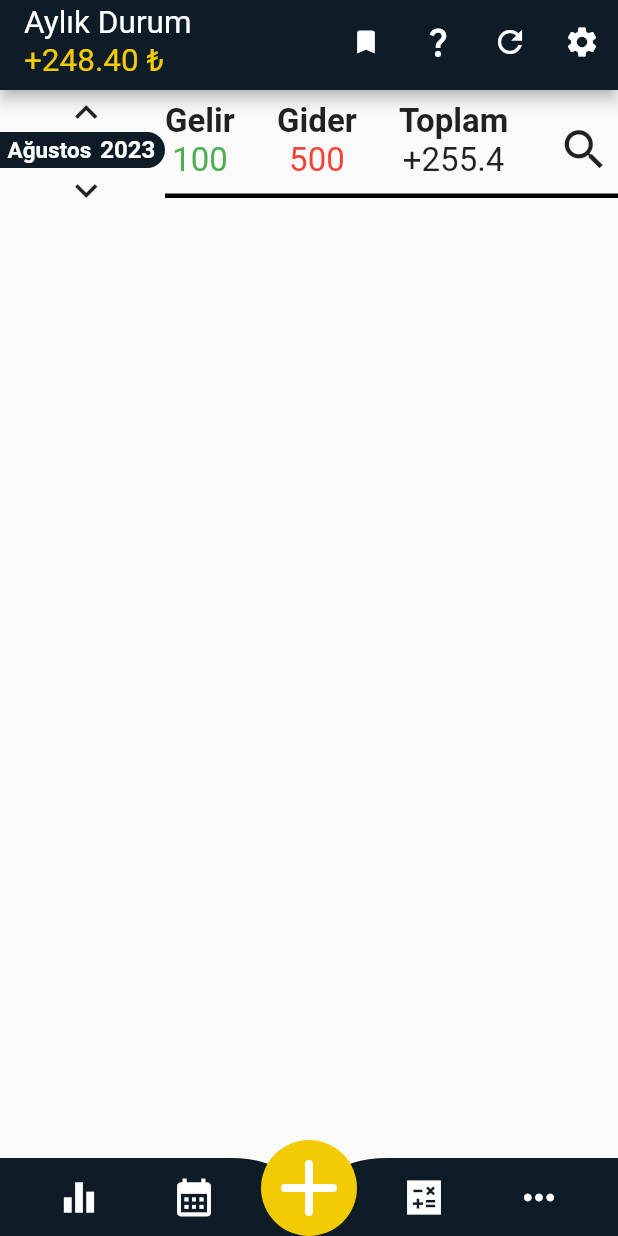
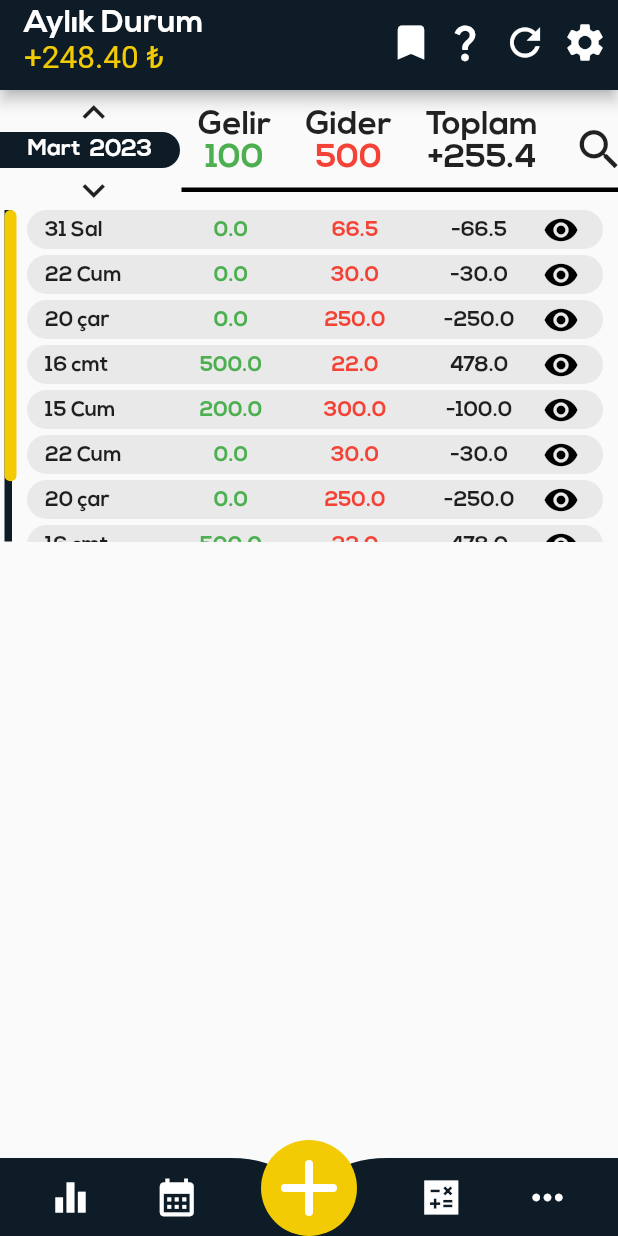
Before and after one commit to zahidayturan/ButceTakip, a Flutter app: the screen it shows after launch, on a phone screen of 412 x 824 dp. Run offline on Flutter 3.47's test engine with Material 2 defaults, Android fonts, the phone set to English and light mode, and no system bars.

```diff
--- /dev/null
+++ b/lib/App/Aylikinfo.dart
@@ -0,0 +1,136 @@
+import 'package:butcekontrol/constans/MaterialColor.dart';
+import 'package:flutter/material.dart';
+
+class Aylikinfo extends StatelessWidget {
+  const Aylikinfo({Key? key}) : super(key: key);
+
+  @override
+  Widget build(BuildContext context) {
+    var ceyrekwsize = MediaQuery.of(context).size.width / 5;
+    Aylikinfoclass f5 = new Aylikinfoclass("31 Sal", 0, 66.5, "Agustos", "2023", "Gider");  //aşağıda belirtilen class yapısından türler yaratıyoruz.
+    Aylikinfoclass f4 = new Aylikinfoclass("22 Cum", 0, 30, "Agustos", "2023", "Gider");
+    Aylikinfoclass f3 = new Aylikinfoclass("20 çar", 0, 250, "Agustos", "2023", "Gider");
+    Aylikinfoclass f2 = new Aylikinfoclass("16 cmt", 500.0, 22.0, "Agustos", "2023", "Gelir");
+    Aylikinfoclass f1 = new Aylikinfoclass("15 Cum", 200.0, 300.0, "Agustos", "2023", "Gider");
+
+    List <Aylikinfoclass> Aylikinfoclasslist = [f5, f4, f3, f2, f1, f4, f3, f2, f1]; //class tipinde liste yaratıyoruz.
+    return SizedBox(
+      height: 221,
+      child: Padding( //borderin scroll ile birleşimi gözüksü diye soldan padding
+        padding: const EdgeInsets.only(left: 3.0),
+        child: DecoratedBox( // border için
+          decoration: const BoxDecoration(
+            border: Border(left: BorderSide(width: 5,color: Color(0xFF0D1C26)))
+          ),
+          child: Theme(
+            data: Theme.of(context).copyWith(
+              scrollbarTheme: ScrollbarThemeData(
+                thumbColor: MaterialStateProperty.all(Color(0xFFF2CB05)),
+              )
+            ),
+            child: Scrollbar(
+              scrollbarOrientation: ScrollbarOrientation.left,
+              isAlwaysShown: true,
+              interactive: true,
+              thickness: 8,
+              radius: Radius.circular(15.0),
+              child: ListView.builder(
+                  itemCount : Aylikinfoclasslist.length,
+                  itemBuilder: (BuildContext context, index) {
+                    var toplam = Aylikinfoclasslist[index].gelir - Aylikinfoclasslist[index].gider ;
+                    return Column(
+                      children: [
+                        Padding(
+                          padding: const EdgeInsets.only(left: 15, right: 10),
+                          child: ClipRRect(
+                            borderRadius: BorderRadius.circular(20.0),
+                            child: Container(
+                              height: 26.0,
+                              color:  CustomColors.ArkaRenk,
+                              child: Padding(
+                                padding: const EdgeInsets.only(left: 12, right: 15),
+                                child: Row(
+                                  mainAxisAlignment: MainAxisAlignment.spaceBetween,
+                                  children: [
+                                    SizedBox(
+                                        width: ceyrekwsize  ,
+                                        child: Text(
+                                          Aylikinfoclasslist[index].date,
+                                          style: const TextStyle(
+                                            fontWeight: FontWeight.bold,
+                                          ),
+                                        )
+                                    ),
+                                    SizedBox(
+                                      width: ceyrekwsize,
+                                      child: Center(
+                                        child: Text(
+                                          Aylikinfoclasslist[index].gelir.toString(),
+                                          style: const TextStyle(
+                                            color: Colors.green,
+                                          ),
+                                        ),
+                                      ),
+                                    ),
+                                    SizedBox(
+                                      width: ceyrekwsize,
+                                      child: Center(
+                                        child: Text(
+                                          Aylikinfoclasslist[index].gider.toString(),
+                                          style: const TextStyle(
+                                            color: Colors.red,
+                                          ),
+                                        ),
+                                      ),
+                                    ),
+                                    SizedBox(
+                                      width: ceyrekwsize,
+                                      child: Center(
+                                        child: Text(
+                                          toplam.toString(),
+                                          style: const TextStyle(
+                                            color: Colors.black87,
+                                          ),
+                                        ),
+                                      ),
+                                    ),
+                                    IconButton(
+                                      constraints: const BoxConstraints(
+                                        maxHeight: 30,
+                                      ),
+                                      padding: const EdgeInsets.all(1),
+                                      icon: const Icon(
+                                        Icons.remove_red_eye,
+                                        color: Colors.black,
+                                      ),
+                                      onPressed: () => print("Bilgiler sekmesi"),
+                                    )
+                                  ],
+                                ),
+                              ),
+                            ),
+                          ),
+                        ),
+                        const SizedBox(height: 4)   // elemanlar arasına bşluk bırakmak için kulllandım.
+                      ],
+                    );
+                  }
+              ),
+            ),
+          ),
+        ),
+      ),
+    );
+  }
+}
+
+
+class Aylikinfoclass {
+  final String date ;
+  final double gelir;
+  final double gider;
+  final String ay ;
+  final String yil ;
+  final String status ;
+  const Aylikinfoclass(this.date, this.gelir, this.gider, this.ay, this.yil, this.status) ;
+}
--- a/lib/App/ButceKontrolApp.dart
+++ b/lib/App/ButceKontrolApp.dart
@@ -1,6 +1,8 @@
+import 'package:butcekontrol/App/Aylikinfo.dart';
 import 'package:butcekontrol/UI/Generalinfo.dart';
 import 'package:butcekontrol/classes/appbar.dart';
 import 'package:butcekontrol/constans/MaterialColor.dart';
+import 'package:butcekontrol/constans/TextPref.dart';
 import 'package:flutter/material.dart';
 import 'package:butcekontrol/classes/navBar.dart';
 
@@ -13,6 +15,7 @@ class ButceKontrolApp extends StatelessWidget {
       title: "Bütçe Kontrol Uygulaması",
       theme: ThemeData(
         primaryColor: Colors.white,
+        fontFamily: "Nexa",
       ),
       home: const MyHomePage(),
     );
@@ -31,13 +34,13 @@ class _MyHomePageState extends State <MyHomePage> {
       appBar: appbarCustom(),
       body: Column(
         crossAxisAlignment: CrossAxisAlignment.center,
-        mainAxisSize: MainAxisSize.max,
-        mainAxisAlignment: MainAxisAlignment.spaceBetween,
-        children: [
+        mainAxisAlignment: MainAxisAlignment.start,
+        children: const [
           Generalinfo(),
-          navBar()
+          Aylikinfo(),
         ],
       ),
+      bottomNavigationBar: navBar(),
     );
   }
 }
--- a/lib/UI/Generalinfo.dart
+++ b/lib/UI/Generalinfo.dart
@@ -8,17 +8,23 @@ class Generalinfo extends StatefulWidget {
   State<Generalinfo> createState() => _GeneralinfoState();
 }
 
+class Calender_Bka {
+  List <String> Mounths = ["Ocak", "Şubat", "Mart", "Nisan", "Mayıs", "Haziran", "Temmuz", "Ağustos", "Eylül", "Ekim", "Kasım", "Aralık" ];
+  List <String> Years = ["2020","2021","2022","2023","2024","2025", "2026", "2027", "2028", "2029", "2030"];
+  List <String> Days = ["Monday", "Thuesday", "Wednesday", "Thursday", "Friday", "Saturday", "Sunday"];
+}
+
 class _GeneralinfoState extends State<Generalinfo> {
-  var month = "Ağustos";
-  var year = " 2023" ;
   var gelir = 6950.0 ;
   var gider = 440.5 ;
   var toplam = "+255.4" ;
   var renkler = CustomColors();
-
+  int indexyear  = Calender_Bka().Years.indexOf(DateTime.now().year.toString()) ;
+  int indexmounth = DateTime.now().month - 1 ;
   @override
   Widget build(BuildContext context) {
     final double devicedata = MediaQuery.of(context).size.width;
+    Calender_Bka calender = new Calender_Bka();  // aşağıdaki classı tanımladık.
     return Container(
       constraints: const BoxConstraints(
         maxHeight: double.infinity, //container in boyutunu içindekiler belirliyor.
@@ -39,33 +45,46 @@ class _GeneralinfoState extends State<Generalinfo> {
                   minHeight: 28,
                   minWidth: 25,
                 ),
-                onPressed: () {},),
+                onPressed: () {
+                    if (indexmounth > 0 ) {
+                      indexmounth -= 1 ;
+                    } else {
+                      if (indexyear != 0) {
+                        indexyear -= 1 ;
+                        indexmounth = 11 ;
+                      }
+                    }
+                    setState(() {
+
+                    });
+                },
+              ),
               ClipRRect( // yuvarlıyorum ay değişimi barını
                 borderRadius: BorderRadius.only(topRight:Radius.circular(50),bottomRight: Radius.circular(50)),
                 child: Container(
                   height: 24,
-                  width: 110,
+                  width: 120 ,
                   color: CustomColors.koyuuRenk,
                   child: Padding(
-                    padding: const EdgeInsets.only(left: 5),
+                    padding: const EdgeInsets.only(left: 5, right: 5),
                     child: Row(
+                      mainAxisAlignment: MainAxisAlignment.center,
                       children: [
                         Text(
-                          month,
+                          calender.Mounths[indexmounth],
                           style: const TextStyle(
                             color:  Colors.white,
                             fontSize: 15,
                             fontWeight: FontWeight.bold,
                           ),
                         ), // Ay gösterge
-                        const SizedBox(width: 2), // bunu verdim çünkü yıl ile ay arsnıdna boşluk yapmam gereiyordu.
+                        const SizedBox(width: 6), // bunu verdim çünkü yıl ile ay arsnıdna boşluk yapmam gereiyordu.
                         Text(
-                          year,
+                          calender.Years[indexyear],
                          style: const TextStyle(
                            color:  Colors.white,
                            fontSize: 16,
                            fontWeight: FontWeight.bold,
-
                          ),
                         ), // Yıl gösterge
                       ],
@@ -84,7 +103,16 @@ class _GeneralinfoState extends State<Generalinfo> {
                   minHeight: 28,
                   minWidth: 25,
                 ),
-                onPressed: () {},
+                onPressed: () {
+                  if (indexmounth < calender.Mounths.length - 1 ){
+                    indexmounth += 1 ;
+                  } else {
+                    indexmounth = 0 ;
+                    indexyear += 1 ;
+                  }
+                  setState(() {
+                  });
+                },
               ),
             ],
           ),
@@ -95,9 +123,9 @@ class _GeneralinfoState extends State<Generalinfo> {
               ),
             ),
             child: Padding(
-              padding: const EdgeInsets.only(bottom: 12.0),
+              padding: const EdgeInsets.only(bottom: 12.0,left: 11),
               child: SizedBox(
-                width: devicedata - 110.0 ,
+                width: devicedata - 132.0 ,
                 child: Row(
                   mainAxisAlignment: MainAxisAlignment.spaceBetween,
                   children: [
@@ -170,7 +198,7 @@ class _GeneralinfoState extends State<Generalinfo> {
                       ),
                       padding: EdgeInsets.zero,
                       constraints: const BoxConstraints(
-                        minWidth: 45,
+                        minWidth: 30,
                       ),
                       onPressed: () {  },
                     ), //Ayrıntılı gösterme butonu
--- a/lib/classes/appbar.dart
+++ b/lib/classes/appbar.dart
@@ -2,6 +2,7 @@ import 'package:flutter/material.dart';
 
 class appbarCustom extends StatelessWidget  implements  PreferredSizeWidget {
   const appbarCustom({Key? key}) : super(key: key);
+  @override
   Size get preferredSize => const Size.fromHeight(60);
   @override
   Widget build(BuildContext context) {
@@ -10,7 +11,9 @@ class appbarCustom extends StatelessWidget  implements  PreferredSizeWidget {
       title: RichText(
         text: const TextSpan(
             text: "Aylık Durum",
+
             style: TextStyle(
+                fontFamily: "Nexa",
                 color: Color(0xFFFFFFFF),
                 fontSize: 21,
             ),
@@ -32,7 +35,9 @@ class appbarCustom extends StatelessWidget  implements  PreferredSizeWidget {
             icon: const Icon(
               Icons.bookmark_outlined,
               color: Color(0xFFFFFFFF),
+              size: 30,
             ),
+          constraints: BoxConstraints(maxWidth: 40),
           iconSize: 20.0,
         ),
         IconButton(
@@ -40,14 +45,19 @@ class appbarCustom extends StatelessWidget  implements  PreferredSizeWidget {
             icon: const Icon(
               Icons.question_mark,
               color: Color(0xFFFFFFFF),
-            )
+              size: 30,
+            ),
+          constraints: BoxConstraints(maxWidth: 40),
+
         ),
         IconButton(
             onPressed:() => print("reset"),
             icon: const Icon(
               Icons.refresh,
               color: Color(0xFFFFFFFF),
-            )
+              size: 30,
+            ),
+          constraints: BoxConstraints(maxWidth: 40),
         ),
 
         IconButton(
@@ -55,8 +65,11 @@ class appbarCustom extends StatelessWidget  implements  PreferredSizeWidget {
             icon: const Icon(
               Icons.settings,
               color: Color(0xFFFFFFFF),
-            )
+              size: 30,
+            ),
+          constraints: BoxConstraints(maxWidth: 40),
         ),
+        const SizedBox(width: 5,),
       ],
     );
   }
--- a/lib/classes/navBar.dart
+++ b/lib/classes/navBar.dart
@@ -51,13 +51,8 @@ class _MyHomePageState extends State<navBar> {
                           ),
                           onPressed: () {},
                         ),
-                        IconButton(
-                          icon: Icon(
-                            size: 0,
-                            Icons.dangerous,
-                            color: Color(0xffF2CB05),
-                          ),
-                          onPressed: () {},
+                        SizedBox(
+                          width: size.width / 5,
                         ),
                         IconButton(
                           icon: Icon(
--- /dev/null
+++ b/lib/constans/TextPref.dart
@@ -0,0 +1,24 @@
+import 'package:flutter/material.dart';
+
+class Textmod extends StatelessWidget {
+  final Color? color;
+  final String text;
+  final double size;
+
+  const Textmod(this.text, this.color, this.size, {Key? key}) : super(key: key);
+
+  @override
+  Widget build(BuildContext context) {
+    return Text(
+          text,
+          style: TextStyle(
+            color: this.color,
+            fontSize: this.size
+          ),
+      );
+  }
+}
+/*
+  Arkadaşlar bu class tamamen kod fazlalığını ortadan kaldırmak için yazılmıştır text parametrelini oto olarak bunu kulanabilirsiniz.
+
+ */
```
Also changed, not shown: pubspec.yaml (+8 -12 lines), assets/fonts/NEXABLACK.OTF (added), assets/fonts/NEXABOLD.OTF (added), assets/fonts/NEXAHEAVY.OTF (added), assets/fonts/NEXA_BOLD.OTF (added).
